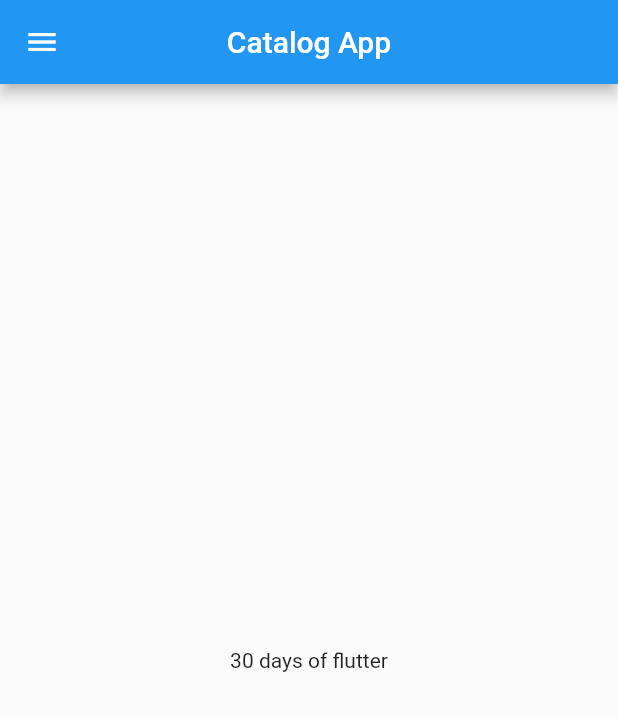
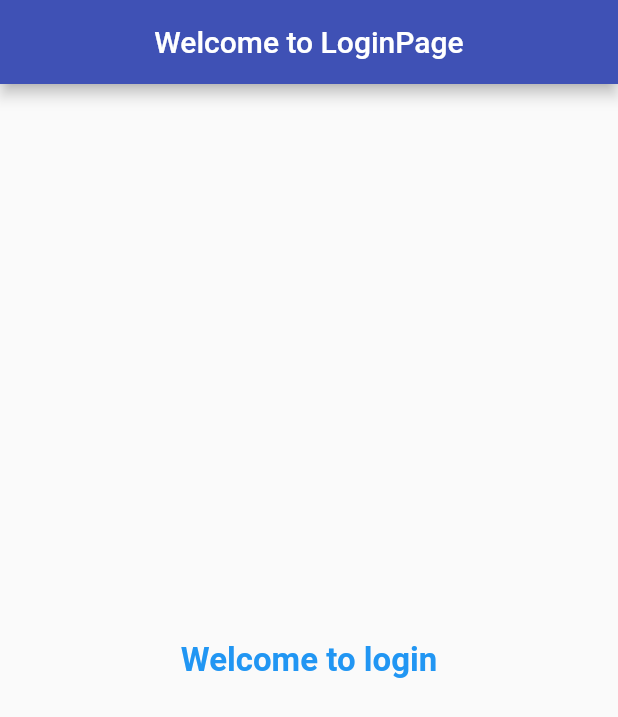
Before and after one commit to DineshBhuwad/flutter_leaning, a Flutter app: the screen it shows after launch, on a phone screen of 412 x 824 dp. Shown: the top 717 px of the screen. Run offline on Flutter 3.47's test engine with Material 2 defaults, Android fonts, the phone set to English and light mode, and no system bars.

Commit message:
day 3 changes

```diff
--- a/lib/main.dart
+++ b/lib/main.dart
@@ -1,6 +1,7 @@
 import 'package:flutter/material.dart';
 
-import 'home_page.dart';
+import 'pages/home_page.dart';
+import 'pages/loginpage.dart';
 
 void main(){
   runApp(MyApp());
@@ -12,11 +13,15 @@ class MyApp extends StatelessWidget {
 
   @override
   Widget build(BuildContext context) {
+    return  MaterialApp(
+      // home:HomePage(),
+      themeMode: ThemeMode.light,
+      darkTheme: ThemeData(brightness:Brightness.dark),
+      theme: ThemeData(primarySwatch: Colors.indigo),
 
-
-
-    return MaterialApp(
-      home:HomePage()
+      routes: {
+        "/": ((context) => LoginPage())
+      },
     );
   }
 }
--- /dev/null
+++ b/lib/pages/loginpage.dart
@@ -0,0 +1,24 @@
+import 'package:flutter/material.dart';
+
+class LoginPage extends StatelessWidget {
+  const LoginPage({Key? key}) : super(key: key);
+
+  @override
+  Widget build(BuildContext context) {
+    return Scaffold(
+      appBar: AppBar(
+        title:const Text("Welcome to LoginPage"),
+        centerTitle: true,
+       ),
+      body: const Center(
+          child:Text("Welcome to login",
+          style: TextStyle(
+            fontSize: 22,
+            fontWeight: FontWeight.bold,
+            color: Colors.blue,
+          ),
+          ),
+        ),
+      );
+  }
+}
```
Also changed, not shown: lib/pages/home_page.dart (renamed from lib/home_page.dart).
